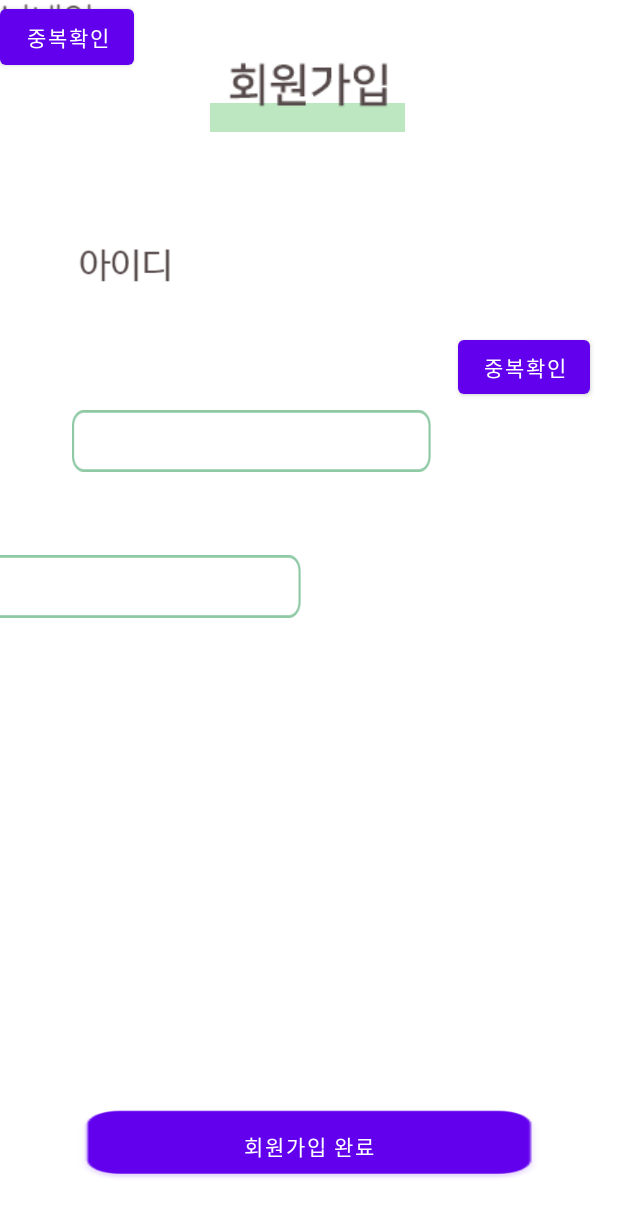
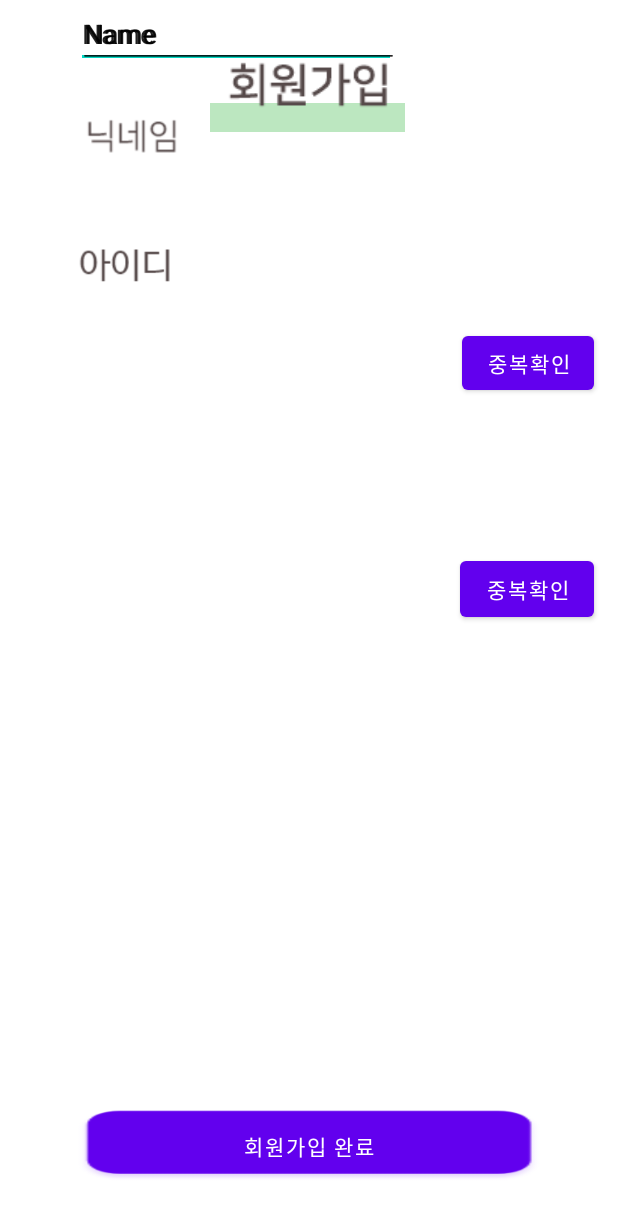
Before and after one commit to 0dahye0/GURU2, an Android app: the SignUpActivity screen opened directly, with no data from a screen before it, on a phone screen of 412 x 824 dp. Shown: the top 1217 px of the screen. Run offline under Robolectric (Android 15) with nearby library versions, the phone set to English and light mode, and no system bars.

Commit message:
회원가입 페이지 코드 작성

```diff
--- a/app/src/main/java/com/example/guru2/MainActivity.kt
+++ b/app/src/main/java/com/example/guru2/MainActivity.kt
@@ -60,9 +60,9 @@ class MainActivity : AppCompatActivity() {
                         if(dbpwd.equals(edpwd)){ //사용자가 editTextPassword칸에 적은 패스워드가 dbpwd와 동일한 경우
                             PwdFlag=1
                             Toast.makeText(applicationContext, "로그인 성공", Toast.LENGTH_LONG).show() //아이디, 패스워드가 둘 다 일치했음으로 로그인 성공
-                            //var intent = Intent(this, 홈액티비티)
-                            //intent.putExtra("id", edid)
-                            //startActivity(intent)
+                            var intent = Intent(this, StepCounter::class.java)
+                            intent.putExtra("id", edid)
+                            startActivity(intent)
                         }
                         else{
                             Toast.makeText(applicationContext, "아이디 또는 패스워드가 틀렸습니다.", Toast.LENGTH_LONG).show() //아이디는 일치, 패스워드는 불일치한 경우
--- a/app/src/main/java/com/example/guru2/SignUpActivity.kt
+++ b/app/src/main/java/com/example/guru2/SignUpActivity.kt
@@ -1,11 +1,103 @@
 package com.example.guru2
 
+import android.content.Intent
+import android.database.Cursor
+import android.database.sqlite.SQLiteDatabase
 import androidx.appcompat.app.AppCompatActivity
 import android.os.Bundle
+import android.widget.Button
+import android.widget.EditText
+import android.widget.Toast
 
 class SignUpActivity : AppCompatActivity() {
+
+    lateinit var dbManager:DBManager
+    lateinit var sqlitedb: SQLiteDatabase
+
+    lateinit var SignUpId : EditText
+    lateinit var SignUpNickName : EditText
+    lateinit var SignUpPassword : EditText
+    lateinit var SignUpPasswordCheck : EditText
+    lateinit var SignUpIdCheckBtn : Button
+    lateinit var SignUpNickNameCheckBtn : Button
+    lateinit var SignUpFinishBtn : Button
+
+    lateinit var sql:String
+
     override fun onCreate(savedInstanceState: Bundle?) {
         super.onCreate(savedInstanceState)
         setContentView(R.layout.activity_sign_up)
+
+        SignUpId = findViewById(R.id.SingUpId)
+        SignUpNickName = findViewById(R.id.SignUpNickName)
+        SignUpPassword = findViewById(R.id.SignUpPassword)
+        SignUpPasswordCheck = findViewById(R.id.SignUpPasswordCheck)
+        SignUpIdCheckBtn = findViewById(R.id.SignUpIdCheckBtn)
+        SignUpNickNameCheckBtn = findViewById(R.id.SignUpNickNameCheckBtn)
+        SignUpFinishBtn = findViewById(R.id.SignUpFinishBtn)
+
+        dbManager = DBManager(this, "personnelDB", null, 1)
+
+        //아이디 중복확인
+        SignUpIdCheckBtn.setOnClickListener {
+            var sid = SignUpId.text.toString()
+
+            sqlitedb = dbManager.readableDatabase
+
+            var cursor : Cursor
+            sql = "SELECT id FROM personnel WHERE id='"+sid+"'"
+            cursor = sqlitedb.rawQuery(sql, null)
+
+            if(cursor.getCount()!=0){
+                Toast.makeText(applicationContext, "존재하는 아이디입니다.", Toast.LENGTH_LONG).show()
+            }
+            else{
+                Toast.makeText(applicationContext, "사용가능한 아이디입니다.", Toast.LENGTH_LONG).show()
+            }
+        }
+
+        //닉네임 중복확인
+        SignUpNickNameCheckBtn.setOnClickListener {
+            var snickname = SignUpNickName.text.toString()
+
+            sqlitedb = dbManager.readableDatabase
+
+            var cursor : Cursor
+            sql = "SELECT nickname FROM personnel WHERE nickname='"+snickname+"'"
+            cursor = sqlitedb.rawQuery(sql, null)
+
+            if(cursor.getCount()!=0){
+                Toast.makeText(applicationContext, "존재하는 닉네임입니다.", Toast.LENGTH_SHORT).show()
+            }
+            else{
+                Toast.makeText(applicationContext, "사용가능한 닉네임입니다.", Toast.LENGTH_SHORT).show()
+            }
+        }
+
+        SignUpFinishBtn.setOnClickListener {
+            var sid = SignUpId.text.toString()
+            var snickname = SignUpNickName.text.toString()
+            var spwd = SignUpPassword.text.toString()
+            var spwdcheck = SignUpPasswordCheck.text.toString()
+
+            //아이디, 패스워드, 닉네임 빈칸일 때
+            if(sid.length==0 || snickname.length==0 || spwd.length==0 || spwdcheck.length==0){
+                Toast.makeText(applicationContext, "아이디와 닉네임, 패스워드는는 필수 입력사항입니다.", Toast.LENGTH_SHORT).show()
+            }
+            else{
+                if(!spwd.equals(spwdcheck)){
+                    Toast.makeText(applicationContext, "패스워드가 일치하지 않습니다.", Toast.LENGTH_LONG).show()
+                }
+                else{
+                    sqlitedb = dbManager.writableDatabase
+                    sqlitedb.execSQL("INSERT INTO personnel VALUES ('"+ sid +"','"+spwd+"', '"+ snickname +"');")//아이디, 비번, 닉네임
+                    sqlitedb.close()
+                    Toast.makeText(applicationContext, "가입이 완료되었습니다", Toast.LENGTH_LONG).show()
+                    //인텐트 로그인 홈으로 이동.
+                    var intent = Intent(this, MainActivity::class.java )
+                    startActivity(intent)
+                }
+            }
+        }
     }
 }
--- a/app/src/main/res/layout/activity_main.xml
+++ b/app/src/main/res/layout/activity_main.xml
@@ -33,9 +33,7 @@
         android:id="@+id/editTextPassword"
         android:layout_width="337dp"
         android:layout_height="44dp"
-        android:layout_marginStart="36dp"
         android:layout_marginTop="11dp"
-        android:layout_marginEnd="38dp"
         android:background="@drawable/textbox"
         android:ems="10"
         android:inputType="textPassword"
--- a/app/src/main/res/layout/activity_sign_up.xml
+++ b/app/src/main/res/layout/activity_sign_up.xml
@@ -41,27 +41,15 @@
         app:layout_constraintVertical_bias="0.107"
         app:srcCompat="@drawable/idtext" />
 
-    <TextView
-        android:id="@+id/textView"
-        android:layout_width="239dp"
-        android:layout_height="41dp"
-        android:layout_marginStart="48dp"
-        android:layout_marginTop="15dp"
-        android:layout_marginBottom="443dp"
-        android:background="@drawable/textbox"
-        app:layout_constraintBottom_toBottomOf="parent"
-        app:layout_constraintStart_toStartOf="parent"
-        app:layout_constraintTop_toBottomOf="@+id/imageView7" />
-
     <Button
-        android:id="@+id/button4"
+        android:id="@+id/SignUpIdCheckBtn"
         android:layout_width="wrap_content"
         android:layout_height="wrap_content"
+        android:layout_marginEnd="16dp"
+        android:layout_marginBottom="8dp"
         android:text="중복확인"
         app:layout_constraintBottom_toBottomOf="parent"
         app:layout_constraintEnd_toEndOf="parent"
-        app:layout_constraintHorizontal_bias="0.483"
-        app:layout_constraintStart_toEndOf="@+id/textView"
         app:layout_constraintTop_toTopOf="parent"
         app:layout_constraintVertical_bias="0.284" />
 
@@ -69,12 +57,16 @@
         android:id="@+id/imageView9"
         android:layout_width="64dp"
         android:layout_height="28dp"
-        app:srcCompat="@drawable/nickname"
-        tools:layout_editor_absoluteX="56dp"
-        tools:layout_editor_absoluteY="250dp" />
+        android:layout_marginStart="56dp"
+        android:layout_marginTop="32dp"
+        android:layout_marginEnd="291dp"
+        app:layout_constraintEnd_toEndOf="parent"
+        app:layout_constraintStart_toStartOf="parent"
+        app:layout_constraintTop_toBottomOf="@+id/SingUpId"
+        app:srcCompat="@drawable/nickname" />
 
     <Button
-        android:id="@+id/button5"
+        android:id="@+id/SignUpFinishBtn"
         android:layout_width="314dp"
         android:layout_height="49dp"
         android:background="@drawable/button"
@@ -85,24 +77,70 @@
         app:layout_constraintTop_toTopOf="parent"
         app:layout_constraintVertical_bias="0.954" />
 
-    <TextView
-        android:id="@+id/textView2"
-        android:layout_width="241dp"
-        android:layout_height="42dp"
-        android:background="@drawable/textbox"
-        app:layout_constraintBottom_toBottomOf="parent"
-        app:layout_constraintEnd_toEndOf="@+id/button7"
-        app:layout_constraintHorizontal_bias="0.272"
-        app:layout_constraintStart_toStartOf="parent"
-        app:layout_constraintTop_toTopOf="parent"
-        app:layout_constraintVertical_bias="0.473" />
-
     <Button
-        android:id="@+id/button7"
+        android:id="@+id/SignUpNickNameCheckBtn"
         android:layout_width="89dp"
         android:layout_height="49dp"
+        android:layout_marginEnd="16dp"
+        android:layout_marginBottom="8dp"
         android:text="중복확인"
-        tools:layout_editor_absoluteX="303dp"
-        tools:layout_editor_absoluteY="291dp" />
+        app:layout_constraintBottom_toTopOf="@+id/SignUpFinishBtn"
+        app:layout_constraintEnd_toEndOf="parent"
+        app:layout_constraintTop_toBottomOf="@+id/SignUpIdCheckBtn"
+        app:layout_constraintVertical_bias="0.245" />
+
+    <EditText
+        android:id="@+id/SingUpId"
+        android:layout_width="wrap_content"
+        android:layout_height="wrap_content"
+        android:layout_marginStart="53dp"
+        android:layout_marginEnd="44dp"
+        android:ems="10"
+        android:inputType="textPersonName"
+        android:text="Name"
+        app:layout_constraintEnd_toStartOf="@+id/SignUpIdCheckBtn"
+        app:layout_constraintHorizontal_bias="1.0"
+        app:layout_constraintStart_toStartOf="parent"
+        tools:layout_editor_absoluteY="174dp" />
+
+    <EditText
+        android:id="@+id/SignUpNickName"
+        android:layout_width="wrap_content"
+        android:layout_height="wrap_content"
+        android:layout_marginStart="53dp"
+        android:layout_marginEnd="41dp"
+        android:ems="10"
+        android:inputType="textPersonName"
+        android:text="Name"
+        app:layout_constraintEnd_toStartOf="@+id/SignUpNickNameCheckBtn"
+        app:layout_constraintStart_toStartOf="parent"
+        tools:layout_editor_absoluteY="299dp" />
+
+    <EditText
+        android:id="@+id/SignUpPassword"
+        android:layout_width="wrap_content"
+        android:layout_height="wrap_content"
+        android:layout_marginStart="53dp"
+        android:layout_marginEnd="148dp"
+        android:layout_marginBottom="32dp"
+        android:ems="10"
+        android:inputType="textPersonName"
+        android:text="Name"
+        app:layout_constraintBottom_toTopOf="@+id/SignUpPasswordCheck"
+        app:layout_constraintEnd_toEndOf="parent"
+        app:layout_constraintStart_toStartOf="parent" />
+
+    <EditText
+        android:id="@+id/SignUpPasswordCheck"
+        android:layout_width="wrap_content"
+        android:layout_height="wrap_content"
+        android:layout_marginStart="53dp"
+        android:layout_marginEnd="148dp"
+        android:ems="10"
+        android:inputType="textPersonName"
+        android:text="Name"
+        app:layout_constraintEnd_toEndOf="parent"
+        app:layout_constraintStart_toStartOf="parent"
+        tools:layout_editor_absoluteY="481dp" />
 
 </androidx.constraintlayout.widget.ConstraintLayout>
```
